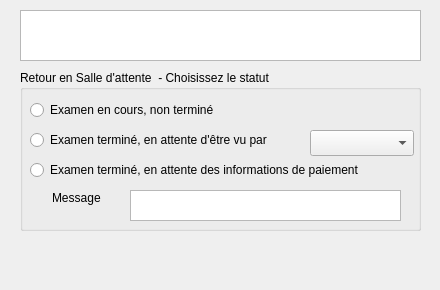
The window that Dialogs/dlg_salledattente.ui (ukinoki/Rufus) describes before a commit, drawn with Qt 5.
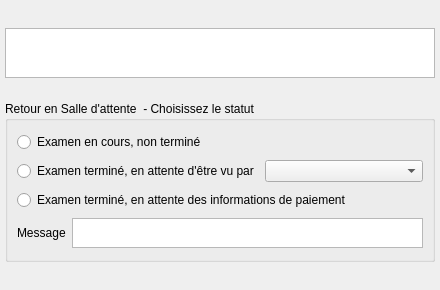
The same window after the commit.

Patch:
```diff
--- a/Dialogs/dlg_salledattente.ui
+++ b/Dialogs/dlg_salledattente.ui
@@ -25,7 +25,7 @@
   <property name="maximumSize">
    <size>
     <width>440</width>
-    <height>290</height>
+    <height>800</height>
    </size>
   </property>
   <property name="windowTitle">
@@ -34,15 +34,21 @@
   <widget class="QGroupBox" name="MiseEnSalleDAttentegroupBox">
    <property name="geometry">
     <rect>
-     <x>20</x>
-     <y>70</y>
-     <width>401</width>
+     <x>5</x>
+     <y>101</y>
+     <width>430</width>
      <height>161</height>
     </rect>
    </property>
    <property name="minimumSize">
     <size>
      <width>0</width>
+     <height>130</height>
+    </size>
+   </property>
+   <property name="maximumSize">
+    <size>
+     <width>16777215</width>
      <height>161</height>
     </size>
    </property>
@@ -52,47 +58,9 @@
    <property name="title">
     <string>Retour en Salle d'attente  - Choisissez le statut</string>
    </property>
-   <widget class="QRadioButton" name="RetourAccueilradioButton">
-    <property name="geometry">
-     <rect>
-      <x>10</x>
-      <y>90</y>
-      <width>381</width>
-      <height>20</height>
-     </rect>
-    </property>
-    <property name="focusPolicy">
-     <enum>Qt::StrongFocus</enum>
-    </property>
-    <property name="text">
-     <string>Examen terminé, en attente des informations de paiement</string>
-    </property>
-   </widget>
-   <widget class="QRadioButton" name="ExamenEnAttenteAutreAvisradioButton">
-    <property name="geometry">
-     <rect>
-      <x>10</x>
-      <y>60</y>
-      <width>381</width>
-      <height>20</height>
-     </rect>
-    </property>
-    <property name="focusPolicy">
-     <enum>Qt::StrongFocus</enum>
-    </property>
-    <property name="text">
-     <string>Examen terminé, en attente d'être vu par</string>
-    </property>
-   </widget>
+   <layout class="QVBoxLayout" name="verticalLayout">
+    <item>
    <widget class="QRadioButton" name="ExamEnCoursradioButton">
-    <property name="geometry">
-     <rect>
-      <x>10</x>
-      <y>30</y>
-      <width>221</width>
-      <height>20</height>
-     </rect>
-    </property>
     <property name="focusPolicy">
      <enum>Qt::StrongFocus</enum>
     </property>
@@ -100,50 +68,86 @@
      <string>Examen en cours, non terminé</string>
     </property>
    </widget>
+    </item>
+    <item>
+     <layout class="QHBoxLayout" name="horizontalLayout_2">
+      <item>
+       <widget class="QRadioButton" name="ExamenEnAttenteAutreAvisradioButton">
+        <property name="focusPolicy">
+         <enum>Qt::StrongFocus</enum>
+        </property>
+        <property name="text">
+         <string>Examen terminé, en attente d'être vu par</string>
+        </property>
+       </widget>
+      </item>
+      <item>
    <widget class="QComboBox" name="UsercomboBox">
-    <property name="geometry">
-     <rect>
-      <x>290</x>
-      <y>60</y>
-      <width>104</width>
-      <height>26</height>
-     </rect>
-    </property>
     <property name="focusPolicy">
      <enum>Qt::StrongFocus</enum>
     </property>
    </widget>
-   <widget class="QTextEdit" name="MsgtextEdit">
-    <property name="geometry">
-     <rect>
-      <x>110</x>
-      <y>120</y>
-      <width>271</width>
-      <height>31</height>
-     </rect>
-    </property>
-   </widget>
+      </item>
+     </layout>
+    </item>
+    <item>
+     <widget class="QRadioButton" name="RetourAccueilradioButton">
+      <property name="focusPolicy">
+       <enum>Qt::StrongFocus</enum>
+      </property>
+      <property name="text">
+       <string>Examen terminé, en attente des informations de paiement</string>
+      </property>
+     </widget>
+    </item>
+    <item>
+     <layout class="QHBoxLayout" name="horizontalLayout">
+      <item>
    <widget class="QLabel" name="Msglabel">
-    <property name="geometry">
-     <rect>
-      <x>32</x>
-      <y>120</y>
-      <width>60</width>
-      <height>16</height>
-     </rect>
+        <property name="minimumSize">
+         <size>
+          <width>0</width>
+          <height>30</height>
+         </size>
+        </property>
+        <property name="maximumSize">
+         <size>
+          <width>16777215</width>
+          <height>30</height>
+         </size>
     </property>
     <property name="text">
      <string>Message</string>
     </property>
    </widget>
+      </item>
+      <item>
+       <widget class="QTextEdit" name="MsgtextEdit">
+        <property name="minimumSize">
+         <size>
+          <width>0</width>
+          <height>30</height>
+         </size>
+        </property>
+        <property name="maximumSize">
+         <size>
+          <width>16777215</width>
+          <height>30</height>
+         </size>
+        </property>
+       </widget>
+      </item>
+     </layout>
+    </item>
+   </layout>
   </widget>
   <widget class="QTextEdit" name="MessagetextEdit">
    <property name="geometry">
     <rect>
-     <x>20</x>
-     <y>10</y>
-     <width>401</width>
-     <height>51</height>
+     <x>5</x>
+     <y>28</y>
+     <width>430</width>
+     <height>50</height>
     </rect>
    </property>
    <property name="sizePolicy">
@@ -152,6 +156,12 @@
      <verstretch>0</verstretch>
     </sizepolicy>
    </property>
+   <property name="maximumSize">
+    <size>
+     <width>16777215</width>
+     <height>50</height>
+    </size>
+   </property>
    <property name="focusPolicy">
     <enum>Qt::NoFocus</enum>
    </property>
```
Lines whose indentation alone changed are shown as unchanged.
